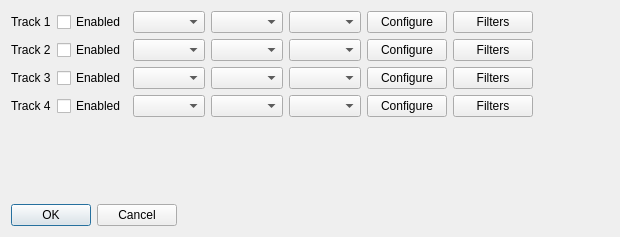
First picture: the form in avidemux/qt4/ADM_userInterfaces/ADM_dialog/audioTracks.ui, repository mean00/avidemux2, before the edit.
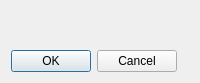
Second picture: the form after the edit.

Commit message: [GUI/audioTracks] show up to 32 tracks

What changed in the file:
```diff
--- a/avidemux/qt4/ADM_userInterfaces/ADM_dialog/audioTracks.ui
+++ b/avidemux/qt4/ADM_userInterfaces/ADM_dialog/audioTracks.ui
@@ -6,10 +6,16 @@
    <rect>
     <x>0</x>
     <y>0</y>
-    <width>620</width>
-    <height>237</height>
+    <width>200</width>
+    <height>83</height>
    </rect>
   </property>
+  <property name="sizePolicy">
+   <sizepolicy hsizetype="Preferred" vsizetype="Preferred">
+    <horstretch>0</horstretch>
+    <verstretch>0</verstretch>
+   </sizepolicy>
+  </property>
   <property name="windowTitle">
    <string>Audio Tracks Configuration</string>
   </property>
@@ -18,173 +24,9 @@
     <enum>QFormLayout::ExpandingFieldsGrow</enum>
    </property>
    <item row="0" column="0">
-    <layout class="QHBoxLayout" name="horizontalLayout">
-     <item>
-      <widget class="QLabel" name="label1">
-       <property name="text">
-        <string>Track 1</string>
-       </property>
-      </widget>
-     </item>
-     <item>
-      <widget class="QCheckBox" name="checkBoxEnabled1">
-       <property name="text">
-        <string>Enabled</string>
-       </property>
-      </widget>
-     </item>
-     <item>
-      <widget class="QComboBox" name="comboBoxInput1"/>
-     </item>
-     <item>
-      <widget class="QComboBox" name="comboBoxLanguage1"/>
-     </item>
-     <item>
-      <widget class="QComboBox" name="comboBoxCodec1"/>
-     </item>
-     <item>
-      <widget class="QPushButton" name="pushButtonCodecConf1">
-       <property name="text">
-        <string>Configure</string>
-       </property>
-      </widget>
-     </item>
-     <item>
-      <widget class="QPushButton" name="pushButtonFilter1">
-       <property name="text">
-        <string>Filters</string>
-       </property>
-      </widget>
-     </item>
-    </layout>
+    <layout class="QGridLayout" name="gridLayout"/>
    </item>
    <item row="1" column="0">
-    <layout class="QHBoxLayout" name="horizontalLayout_2">
-     <item>
-      <widget class="QLabel" name="label1_2">
-       <property name="text">
-        <string>Track 2</string>
-       </property>
-      </widget>
-     </item>
-     <item>
-      <widget class="QCheckBox" name="checkBoxEnabled2">
-       <property name="text">
-        <string>Enabled</string>
-       </property>
-      </widget>
-     </item>
-     <item>
-      <widget class="QComboBox" name="comboBoxInput2"/>
-     </item>
-     <item>
-      <widget class="QComboBox" name="comboBoxLanguage2"/>
-     </item>
-     <item>
-      <widget class="QComboBox" name="comboBoxCodec2"/>
-     </item>
-     <item>
-      <widget class="QPushButton" name="pushButtonCodecConf2">
-       <property name="text">
-        <string>Configure</string>
-       </property>
-      </widget>
-     </item>
-     <item>
-      <widget class="QPushButton" name="pushButtonFilter2">
-       <property name="text">
-        <string>Filters</string>
-       </property>
-      </widget>
-     </item>
-    </layout>
-   </item>
-   <item row="2" column="0">
-    <layout class="QHBoxLayout" name="horizontalLayout_3">
-     <item>
-      <widget class="QLabel" name="label1_3">
-       <property name="text">
-        <string>Track 3</string>
-       </property>
-      </widget>
-     </item>
-     <item>
-      <widget class="QCheckBox" name="checkBoxEnabled3">
-       <property name="text">
-        <string>Enabled</string>
-       </property>
-      </widget>
-     </item>
-     <item>
-      <widget class="QComboBox" name="comboBoxInput3"/>
-     </item>
-     <item>
-      <widget class="QComboBox" name="comboBoxLanguage3"/>
-     </item>
-     <item>
-      <widget class="QComboBox" name="comboBoxCodec3"/>
-     </item>
-     <item>
-      <widget class="QPushButton" name="pushButtonCodecConf3">
-       <property name="text">
-        <string>Configure</string>
-       </property>
-      </widget>
-     </item>
-     <item>
-      <widget class="QPushButton" name="pushButtonFilter3">
-       <property name="text">
-        <string>Filters</string>
-       </property>
-      </widget>
-     </item>
-    </layout>
-   </item>
-   <item row="3" column="0">
-    <layout class="QHBoxLayout" name="horizontalLayout_4">
-     <item>
-      <widget class="QLabel" name="label1_4">
-       <property name="text">
-        <string>Track 4</string>
-       </property>
-      </widget>
-     </item>
-     <item>
-      <widget class="QCheckBox" name="checkBoxEnabled4">
-       <property name="text">
-        <string>Enabled</string>
-       </property>
-      </widget>
-     </item>
-     <item>
-      <widget class="QComboBox" name="comboBoxInput4"/>
-     </item>
-     <item>
-      <widget class="QComboBox" name="comboBoxLanguage4"/>
-     </item>
-     <item>
-      <widget class="QComboBox" name="comboBoxCodec4"/>
-     </item>
-     <item>
-      <widget class="QPushButton" name="pushButtonCodecConf4">
-       <property name="text">
-        <string>Configure</string>
-       </property>
-      </widget>
-     </item>
-     <item>
-      <widget class="QPushButton" name="pushButtonFilter4">
-       <property name="text">
-        <string>Filters</string>
-       </property>
-      </widget>
-     </item>
-    </layout>
-   </item>
-   <item row="4" column="0">
-    <layout class="QHBoxLayout" name="horizontalLayout_5"/>
-   </item>
-   <item row="5" column="0">
     <spacer name="verticalSpacer">
      <property name="orientation">
       <enum>Qt::Vertical</enum>
@@ -192,12 +34,12 @@
      <property name="sizeHint" stdset="0">
       <size>
        <width>20</width>
-       <height>40</height>
+       <height>20</height>
       </size>
      </property>
     </spacer>
    </item>
-   <item row="6" column="0">
+   <item row="2" column="0">
     <widget class="QDialogButtonBox" name="buttonBox">
      <property name="orientation">
       <enum>Qt::Horizontal</enum>
```
The commit also changes 5 other files.
